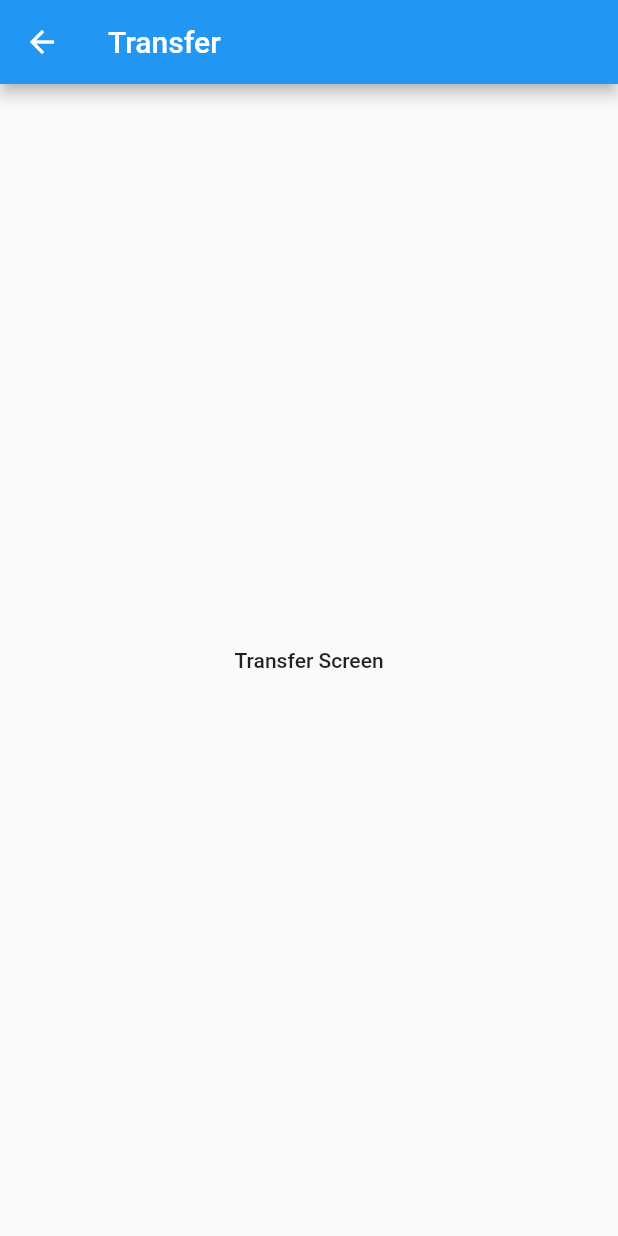
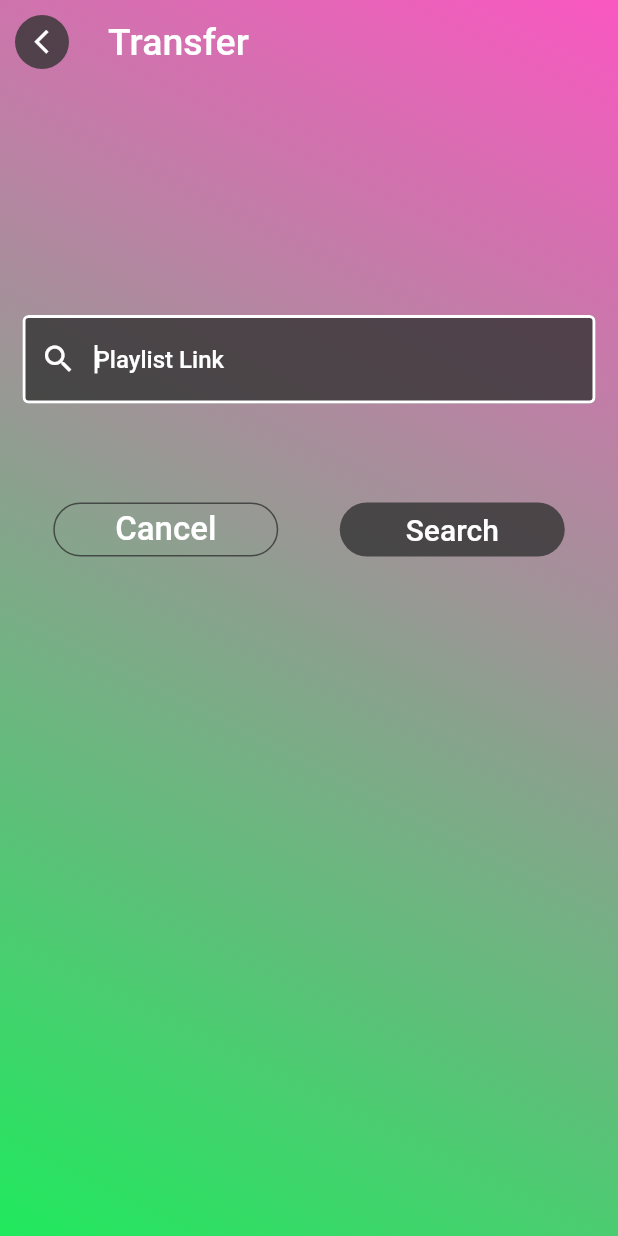
Before and after one commit to alexheiner/playlister, a Flutter app: the Transfer screen opened by its route, on a phone screen of 412 x 824 dp. Run offline on Flutter 3.47's test engine with Material 2 defaults, Android fonts, the phone set to English and light mode, and no system bars; our stand-ins replace font_awesome_flutter.

Commit message:
added default appbar, button, and text input widgets

```diff
--- /dev/null
+++ b/lib/config/themes/colors.dart
@@ -0,0 +1,5 @@
+import 'package:flutter/material.dart';
+
+Color OpaqueGray = const Color(0x333333).withOpacity(0.8);
+
+const DarkBody = const Color(0x202020);
--- a/lib/screens/transfer/transfer_main.dart
+++ b/lib/screens/transfer/transfer_main.dart
@@ -1,17 +1,96 @@
 import 'package:flutter/material.dart';
+import 'package:playlister/config/themes/colors.dart';
+import '../../widgets/buttons/filled_button.dart';
+import '../../widgets/navigation/default_app_bar.dart';
+import '../../widgets/text_input.dart';
+import '../../widgets/buttons/outline_button.dart';
+import '../../widgets/fixed_gradient.dart';
+class Transfer extends StatefulWidget {
 
-class Transfer extends StatelessWidget {
-  const Transfer({Key? key}) : super(key: key);
+  Transfer({Key? key}) : super(key: key);
 
   @override
+  State<Transfer> createState() => _TransferState();
+}
+
+class _TransferState extends State<Transfer> {
+  final myController = TextEditingController();
+
+  @override
+  void dispose() {
+    // Clean up the controller when the widget is disposed.
+    myController.dispose();
+    super.dispose();
+  }
+  @override
   Widget build(BuildContext context) {
-    return Scaffold(
-      appBar: AppBar(
-          title: Text('Transfer'),
-          leading: IconButton(
-              onPressed: () => Navigator.pop(context, 'fromTransferScreen'),
-              icon: Icon(Icons.arrow_back))),
-      body: Center(child: Text('Transfer Screen')),
+    return FixedGradient(
+        child: Scaffold(
+          backgroundColor: Colors.transparent,
+          appBar: PreferredSize(
+          preferredSize: const Size.fromHeight(60),
+          child: DefaultAppBar(
+            title: 'Transfer',
+          ),
+        ),
+        body: Center(
+          child: Padding(
+            padding: EdgeInsets.fromLTRB(15.0, 150, 15.0, 0),
+            child: Column(
+              children: [
+                TextInput(
+                  controller: myController,
+                  placeholder: 'Playlist Link',
+                  icon: Icons.search,
+                  autoFocus: true,
+                ),
+                Container(
+                  margin: EdgeInsets.only(top: 60),
+                  child: Row(
+                    mainAxisAlignment: MainAxisAlignment.spaceAround,
+                    children: [
+                      OutlineElevatedButton(
+                        callback: () {
+                          showDialog(
+                            context: context,
+                            builder: (context) {
+                              return AlertDialog(
+                                content: Text(myController.text),
+                              );
+                            },
+                          );
+                        },
+                        title: 'Cancel',
+                        size: Size(150.0, 25),
+                        fontSize: 22,
+                        fontColor: Colors.white,
+                        borderColor: OpaqueGray,
+                        backgroundColor: Colors.transparent.withOpacity(0),
+                      ),
+                      FilledElevatedButton(
+                        callback: () {
+                          showDialog(
+                            context: context,
+                            builder: (context) {
+                              return AlertDialog(
+                                content: Text(myController.text),
+                              );
+                            },
+                          );
+                        },
+                        title: 'Search',
+                        size: Size(150.0, 25),
+                        fontSize: 20,
+                        backgroundColor: OpaqueGray
+                      ),
+                    ],
+                  ),
+                )
+              ],
+            ),
+          ),
+        ),
+      ),
     );
   }
 }
--- /dev/null
+++ b/lib/widgets/buttons/filled_button.dart
@@ -0,0 +1,43 @@
+import 'package:flutter/material.dart';
+class FilledElevatedButton  extends StatelessWidget {
+  final VoidCallback callback;
+  final String title;
+  final Size size;
+  final double fontSize;
+  final Color backgroundColor;
+  const FilledElevatedButton (
+    {
+      required this.callback,
+      required this.title,
+      required this.size,
+      required this.fontSize,
+      required this.backgroundColor,
+      Key? key
+    }) : super(key: key);
+
+  @override
+  Widget build(BuildContext context) {
+    return ElevatedButton(
+      style: ButtonStyle(
+        // might want to add elevation
+        elevation: MaterialStateProperty.all<double>(0),
+        shape: MaterialStateProperty.all<RoundedRectangleBorder>(
+          RoundedRectangleBorder(
+            borderRadius: BorderRadius.circular(18.0),
+          )
+        ),
+        fixedSize: MaterialStateProperty.all<Size>(size),
+        backgroundColor: MaterialStateProperty.all<Color>(backgroundColor),
+      ),
+      onPressed: callback,
+      child: Center(
+        child: Text(
+          title,
+          style: TextStyle(
+            fontSize: fontSize,
+          ),
+        ),
+      )
+    );
+  }
+}
--- /dev/null
+++ b/lib/widgets/buttons/outline_button.dart
@@ -0,0 +1,50 @@
+import 'package:flutter/material.dart';
+
+class OutlineElevatedButton  extends StatelessWidget {
+  final VoidCallback callback;
+  final String title;
+  final Size size;
+  final double fontSize;
+  final Color fontColor;
+  final Color borderColor;
+  final Color backgroundColor;
+  const OutlineElevatedButton (
+    {
+      required this.callback,
+      required this.title,
+      required this.size,
+      required this.fontSize,
+      required this.fontColor,
+      required this.borderColor,
+      required this.backgroundColor,
+      Key? key
+    }) : super(key: key);
+
+  @override
+  Widget build(BuildContext context) {
+    return ElevatedButton(
+      style: ButtonStyle(
+        // not sure if elevation would make sense or not
+        elevation: MaterialStateProperty.all<double>(0),
+        shape: MaterialStateProperty.all<RoundedRectangleBorder>(
+          RoundedRectangleBorder(
+            borderRadius: BorderRadius.circular(18.0),
+            side: BorderSide(color: borderColor)
+          )
+        ),
+        fixedSize: MaterialStateProperty.all(size),
+        backgroundColor: MaterialStateProperty.all(backgroundColor),
+      ),
+      onPressed: callback,
+      child: Center(
+        child: Text(
+          title,
+          style: TextStyle(
+            fontSize: fontSize,
+            color: fontColor
+          ),
+        ),
+      )
+    );
+  }
+}
--- /dev/null
+++ b/lib/widgets/fixed_gradient.dart
@@ -0,0 +1,39 @@
+import 'package:flutter/material.dart';
+class FixedGradient extends StatelessWidget {
+  final Widget child;
+
+  static const List<Color> colorList = [
+    Color(0xFF20E95D),
+    Color(0xFF69A6F9),
+    Color(0xFF7572FF),
+    Color(0xFFFA57C1),
+  ];
+
+  static const List<Alignment> alignmentList = [
+    Alignment.bottomLeft,
+    Alignment.bottomRight,
+    Alignment.topRight,
+    Alignment.topLeft,
+  ];
+
+  static const int index = 0;
+  static const Color bottomColor = Color(0xFF20E95D);
+  static const Color topColor = Color(0xFFFA57C1);
+  static const Alignment begin = Alignment.bottomLeft;
+  static const Alignment end = Alignment.topRight;
+
+  const FixedGradient({required this.child});
+  @override
+  Widget build(BuildContext context) {
+
+    return Center(
+      child: Container(
+        decoration: BoxDecoration(
+        gradient: LinearGradient(
+          begin: begin, end: end, colors: [bottomColor, topColor])
+        ),
+        child: child,
+      ),
+    );
+  }
+}
--- /dev/null
+++ b/lib/widgets/navigation/default_app_bar.dart
@@ -0,0 +1,60 @@
+import 'package:flutter/material.dart';
+import '/config/themes/colors.dart';
+
+class DefaultAppBar extends StatefulWidget {
+  final String title;
+  final Function? callback;
+  DefaultAppBar(
+    {
+      required this.title,
+      this.callback,
+      Key? key
+    }) : super(key: key);
+
+  @override
+  State<DefaultAppBar> createState() => _DefaultAppBarState();
+}
+
+class _DefaultAppBarState extends State<DefaultAppBar> {
+  @override
+  Widget build(BuildContext context) {
+    return AppBar(
+      elevation: 0,
+      centerTitle: false,
+      title: Text(
+        widget.title,
+        style: TextStyle(
+          color: Colors.white,
+          fontSize: 25.0,
+        ),
+      ),
+      leading: Container(
+        margin: EdgeInsets.all(10),
+        decoration: BoxDecoration(
+          borderRadius: BorderRadius.circular(50.0),
+          color: OpaqueGray,
+        ),
+        child: Padding(
+          padding: EdgeInsets.only(left: 5),
+          child: IconButton(
+          onPressed: () {
+            if(widget.callback != null){
+              widget.callback!(context);
+            }
+            // default back button behavior
+            else{
+              Navigator.pop(context);
+            }
+          },
+          icon: Icon(
+            Icons.arrow_back_ios,
+            size: 19,
+          ),
+          color: Colors.white,
+          ),
+        )
+      ),
+      backgroundColor: Colors.transparent,
+    );
+  }
+}
--- /dev/null
+++ b/lib/widgets/text_input.dart
@@ -0,0 +1,49 @@
+import 'package:flutter/material.dart';
+import '/config/themes/colors.dart';
+
+class TextInput extends StatelessWidget {
+  final TextEditingController controller;
+  final String placeholder;
+  final IconData? icon;
+  final bool autoFocus;
+  TextInput(
+    {
+      this.autoFocus = false,
+      required this.controller,
+      required this.placeholder,
+      this.icon,
+      Key? key
+    }) : super(key: key);
+
+  @override
+  Widget build(BuildContext context) {
+    return TextFormField(
+      autofocus: autoFocus,
+      style: TextStyle(
+        color: Colors.white,
+      ),
+      cursorColor: Colors.white,
+      controller: controller,
+      decoration: InputDecoration(
+        hintText: placeholder,
+        hintStyle: TextStyle(
+          color: Colors.white,
+        ),
+        focusedBorder: OutlineInputBorder(
+          borderSide: BorderSide(color: Colors.white, width: 2.0),
+        ),
+        filled: true,
+        fillColor: OpaqueGray,
+        enabledBorder: OutlineInputBorder(
+          borderSide: BorderSide(color: Colors.white, width: 2.0),
+        ),
+        prefixIcon:
+        icon != null ?
+          Icon(
+            icon,
+            color: Colors.white,
+          ): null,
+      ),
+    );
+  }
+}
```
Also changed, not shown: 1 other file.
